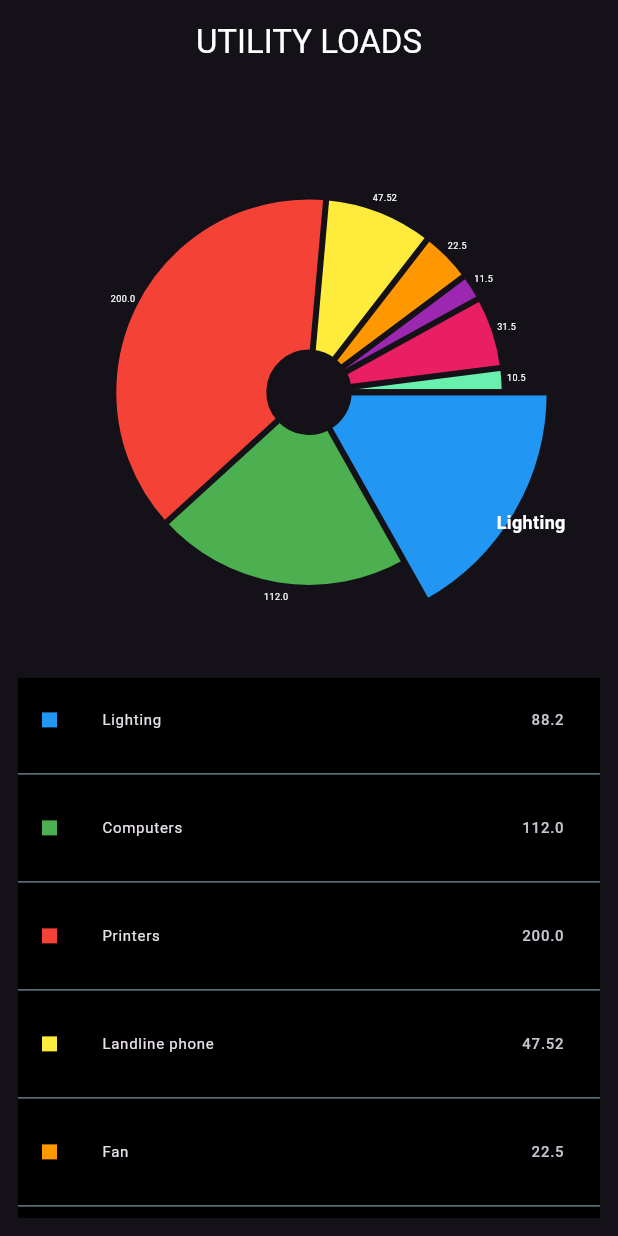
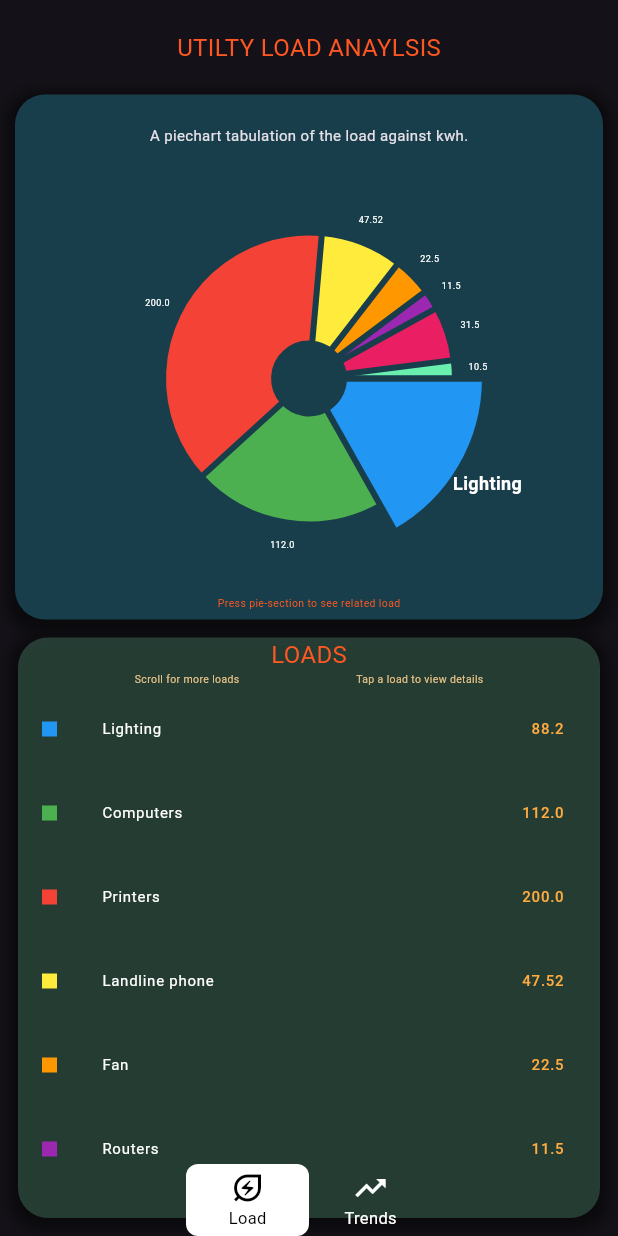
Before and after one commit to NGURE-TIM/group-7-admin-ems, a Flutter app: the screen it shows after launch, on a phone screen of 412 x 824 dp. Run offline on Flutter 3.47's test engine with Material 2 defaults, Android fonts, the phone set to English and light mode, and no system bars; drawn by our look-alikes of fl_chart, floating_bottom_navigation_bar.

Commit message:
App complete

```diff
--- a/lib/homepage/Constants/colorConsts/colors.dart
+++ b/lib/homepage/Constants/colorConsts/colors.dart
@@ -4,3 +4,9 @@ const Color white=Colors.white;
 const Color black=Colors.black;
 const Color dividerColor=Colors.blueGrey;
 const Color backGround=Colors.orangeAccent;
+const Color deepOrange=Colors.deepOrange;
+const Color limeGreen=Color(0xFFB4D917);
+const Color blueGreen=Color(0xFF008585);
+const Color darkGreen=Color(0xFF183E4B);
+const Color badge=Color(0xFFE5C185);
+const Color jungle =Color(0xFF4E886E);
--- a/lib/homepage/loadpages/home.dart
+++ /dev/null
@@ -1,41 +0,0 @@
-
-import'package:flutter/material.dart';
-import 'package:admin/homepage/widgets/widgets.dart';
-import '../Data/utilities.dart';
-
-class home extends StatefulWidget {
-  @override
-  State<home> createState() => _homeState();
-}
-
-class _homeState extends State<home> {
-  @override
-  Widget build(BuildContext context) {
-    return Scaffold(
-      appBar: AppBar(
-        title:const Center(
-          child: Text(
-            'UTILITY LOADS',
-                style:TextStyle(
-              color: Colors.white
-          ),
-          ),
-        )
-      ),
-      body:Container(
-        child: Column(
-          children: [
-            Container(
-             height:47,
-            ),
-            MyPieChart(),
-           const SizedBox(
-              height: 20,
-            ),
-            buildListview(utilities),
-          ],
-        ),
-      ),
-    );
-  }
-}
--- /dev/null
+++ b/lib/homepage/loadpages/utility.dart
@@ -0,0 +1,94 @@
+
+import'package:flutter/material.dart';
+import 'package:admin/homepage/widgets/widgets.dart';
+import '../Data/utilities.dart';
+import'package:admin/homepage/Constants/colorConsts/colors.dart';
+
+
+class utility extends StatefulWidget {
+
+  @override
+  State<utility> createState() => _utilityState();
+}
+
+class _utilityState extends State<utility> {
+  int value=0;
+  @override
+  Widget build(BuildContext context) {
+    return SafeArea(
+      child: Scaffold(
+
+        body: Container(
+          child: Column(
+            children: [
+              SizedBox(
+                height: 20,
+              ),
+              Text(
+                'UTILTY LOAD ANAYLSIS',
+                style: TextStyle(
+                    fontSize: 16,
+                    color: deepOrange
+                ),
+              ),
+              SizedBox(
+                height: 20,
+              ),
+              Padding(
+                padding: const EdgeInsets.only(left: 10, right: 10),
+                child: Container(
+                  decoration: BoxDecoration(
+                      boxShadow: [
+                        BoxShadow(
+                          color: black.withOpacity(0.5),
+                          spreadRadius: 5,
+                          blurRadius: 7,
+                          offset: Offset(0, 3), // changes position of shadow
+                        ),
+                      ],
+                      color: darkGreen,
+                      borderRadius: BorderRadius.circular(20)
+                  ),
+                  height: 350,
+                  width: 800,
+                  child: Column(
+                    children: [
+                      SizedBox(
+                        height: 20,
+                      ),
+                      Text(
+                        'A piechart tabulation of the load against kwh.',
+                        style: TextStyle(
+                            fontSize: 10
+                        ),
+                      ),
+                      SizedBox(
+                        height: 40,
+                      ),
+                      MyPieChart(),
+                      SizedBox(
+                        height: 30,
+                      ),
+                      Text(
+                        'Press pie-section to see related load',
+                        style: TextStyle(
+                            fontSize: 7,
+                            color: deepOrange
+                        ),
+                      ),
+                    ],
+                  ),
+                ),
+              ),
+
+              buildListview(utilities)
+
+            ],
+          ),
+        ),
+        extendBody: true,
+        bottomNavigationBar: buildFloatingNavbar(value),
+      ),
+    );
+  }
+}
--- a/lib/homepage/widgets/widgets.dart
+++ b/lib/homepage/widgets/widgets.dart
@@ -1,3 +1,4 @@
+import 'package:admin/homepage/loadpages/utility.dart';
 import 'package:flutter/material.dart';
 import 'package:admin/homepage/Data/utilities.dart';
 import 'package:fl_chart/fl_chart.dart';
@@ -5,6 +6,8 @@ import 'package:admin/homepage/Data/trends.dart';
 import 'package:admin/homepage/loadpages/load.dart';
 import'package:admin/homepage/Constants/colorConsts/colors.dart';
 import 'package:admin/homepage/energy consumption/energy.dart';
+import 'package:floating_bottom_navigation_bar/floating_bottom_navigation_bar.dart';
+
 class MyPieChart extends StatefulWidget {
   const MyPieChart({Key? key}) : super(key: key);
 
@@ -13,11 +16,12 @@ class MyPieChart extends StatefulWidget {
 }
 
 class _MyPieChartState extends State<MyPieChart> {
+
   int touchedIndex=0;
   @override
   Widget build(BuildContext context) {
     return AspectRatio(
-      aspectRatio: 1.3,
+      aspectRatio: 1.7,
       child: PieChart(
         PieChartData(
           sections: buildPieSections(utilities),
@@ -48,7 +52,7 @@ class _MyPieChartState extends State<MyPieChart> {
       i++;
       bool isTouched=i==touchedIndex?true:false;
       final fontSize = isTouched ? 12.0 : 6.0;
-      final radius = isTouched ? 130.0 : 100.0;
+      final radius = isTouched ? 90.0 : 70.0;
       final fontWeight = isTouched ? FontWeight.w600 : FontWeight.w400;
       final title=isTouched?x.utility:null;
 
@@ -62,7 +66,7 @@ class _MyPieChartState extends State<MyPieChart> {
           fontWeight:fontWeight,
           color: const Color(0xffffffff),
         ),
-        titlePositionPercentageOffset: 1.1
+        titlePositionPercentageOffset: 1.25
       ),
 
       );
@@ -82,10 +86,49 @@ buildListview (List<Utility>data) {
     child: Padding(
       padding: const EdgeInsets.all(12.0),
       child: Container(
-          decoration:const BoxDecoration(
-              color: black
+          decoration: BoxDecoration(
+              boxShadow: [
+                BoxShadow(
+                  color: Colors.black.withOpacity(0.5),
+                  spreadRadius: 5,
+                  blurRadius: 7,
+                  offset: Offset(0, 3), // changes position of shadow
                 ),
-          child:ListView.builder(itemCount: data.length,
+              ],
+              color:jungle.withOpacity(0.4),
+              borderRadius: BorderRadius.circular(20)
+          ),
+          child:Column(
+            children: [
+              Text(
+                'LOADS',
+                style: TextStyle(
+                    fontSize: 16,
+                    color:deepOrange
+                ),
+              ),
+
+              Row(
+                mainAxisAlignment: MainAxisAlignment.spaceEvenly,
+                children: [
+                  Text(
+                    'Scroll for more loads',
+                    style: TextStyle(
+                        fontSize: 7,
+                        color:badge
+                    ),
+                  ),
+                  Text(
+                    'Tap a load to view details',
+                    style: TextStyle(
+                        fontSize: 7,
+                        color:badge
+                    ),
+                  ),
+                ],
+              ),
+              Expanded(
+                child: ListView.builder(itemCount: data.length,
                   itemBuilder:(context,index){
                     Utility item=data[index];
                     return Column(
@@ -93,17 +136,18 @@ buildListview (List<Utility>data) {
                       children: [
 
                         InkWell(
-                    splashColor: Colors.white,
-                    hoverColor: Colors.cyan,
-                    focusColor: white,
+
                           onTap:(){
-                      //Navigator.of(context).push(MaterialPageRoute(builder: (context) => Load(item.utility,item.quantity,item.rating,item.hours,item.imagepath)));
 
-Navigator.of(context).push(MaterialPageRoute(builder: (context)=>energy()));
+                            Navigator.of(context).push(MaterialPageRoute(builder: (context) => Load(item.utility,item.quantity,item.rating,item.hours,item.imagepath)));
+
+//Navigator.of(context).push(MaterialPageRoute(builder: (context)=>energy()));
                           } ,
 
                           child: ListTile(
+
                             leading:Container(
+
                               height: 10,
                               width: 10,
                               decoration: BoxDecoration(
@@ -113,24 +157,30 @@ Navigator.of(context).push(MaterialPageRoute(builder: (context)=>energy()));
                             title: Text(
                               item.utility,
                               style: const TextStyle(
+                                color:white,
                                 fontSize:10,
                               ),
                             ),
                             trailing: Text(
                               item.kw.toString(),
                               style: const TextStyle(
+                                color: backGround,
                                 fontSize:10,
                               ),
                             ),
                           ),
                         ),
-                  const Divider(
-                    color: dividerColor,
-                  )
+
                       ],
                     );
 
                   },
+                ),
+              ),
+              SizedBox(
+                height: 10,
+              )
+            ],
           )
       ),
     ),
@@ -138,13 +188,18 @@ Navigator.of(context).push(MaterialPageRoute(builder: (context)=>energy()));
 }
 
 buildRows (String x , double y){
-  return  Row(
+  return  Padding(
+    padding: const EdgeInsets.all(10.0),
+    child: Row(
+      mainAxisAlignment: MainAxisAlignment.start,
+
       children: [
         Text(
           x,
           style: const TextStyle(
               color: black,
-            fontWeight: FontWeight.bold
+              fontWeight: FontWeight.bold,
+              fontSize: 15
           ),
         ),
         const SizedBox(width: 100),
@@ -157,6 +212,7 @@ buildRows (String x , double y){
 
         ),
       ],
+    ),
   );
 
 }
@@ -193,7 +249,7 @@ class buildBarChart extends StatelessWidget {
                       '$month\n',
 
                       const TextStyle(
-                        color: Colors.white,
+                        color: white,
                         fontWeight: FontWeight.bold,
                         fontSize: 18,
                       ),
@@ -217,10 +273,10 @@ class buildBarChart extends StatelessWidget {
                   top: BorderSide.none,
                   right: BorderSide.none,
                   left: BorderSide(
-                      color: Colors.deepOrange
+                      color: deepOrange
                   ),
                   bottom: BorderSide(
-                      color: Colors.deepOrange
+                      color: deepOrange
                   ),
                 )),
             groupsSpace: 10,
@@ -273,3 +329,41 @@ List<BarChartGroupData>? barChartGroupData (List<Trends> barData,String metric,C
 
   return sections;
 }
+
+
+
+class buildFloatingNavbar extends StatefulWidget {
+  late int val;
+  buildFloatingNavbar(this.val);
+  @override
+  State<buildFloatingNavbar> createState() => _buildFloatingNavbarState();
+}
+
+class _buildFloatingNavbarState extends State<buildFloatingNavbar> {
+  @override
+  Widget build(BuildContext context) {
+    return FloatingNavbar(
+padding: EdgeInsets.only(bottom: 0,top: 0),
+      margin: EdgeInsets.only(bottom: 0, top: 0),
+      backgroundColor: Colors.transparent,
+      width: 180,
+      onTap: (int index) {
+        setState(() {
+          widget.val=index;
+        });
+        if(widget.val==0){
+          Navigator.of(context).push(MaterialPageRoute(builder: (context)=>utility()));
+        }
+        else{
+          Navigator.of(context).push(MaterialPageRoute(builder: (context)=>energy()));
+        }
+      },
+      currentIndex: widget.val,
+
+      items: [
+        FloatingNavbarItem(icon: Icons.energy_savings_leaf_outlined, title: 'Load'),
+        FloatingNavbarItem(icon: Icons.trending_up_sharp, title: 'Trends'),
+      ],
+    );
+  }
+}
--- a/lib/main.dart
+++ b/lib/main.dart
@@ -1,5 +1,6 @@
 import 'package:flutter/material.dart';
-import 'homepage/loadpages/home.dart';
+import 'homepage/loadpages/utility.dart';
+import 'homepage/home.dart';
 void main (){
   return runApp(
       const admin()
@@ -17,7 +18,7 @@ class admin extends StatelessWidget {
         brightness: Brightness.dark,
         primaryColor:Colors.orangeAccent,
       ),
-      home:home() ,
+      home:utility() ,
     );
   }
 }
--- a/pubspec.yaml
+++ b/pubspec.yaml
@@ -38,6 +38,7 @@ dependencies:
   animated_bottom_navigation_bar: ^1.3.0
   fl_chart: ^0.64.0
   provider: ^6.0.5
+  floating_bottom_navigation_bar: ^1.5.2
 
 dev_dependencies:
   flutter_test:
```
Also changed, not shown: lib/homepage/energy consumption/energy.dart (+21 -11 lines), lib/homepage/home.dart (added, +15 -0 lines), lib/homepage/loadpages/load.dart (+8 -16 lines), pubspec.lock. Lines whose indentation alone changed are shown as unchanged.
